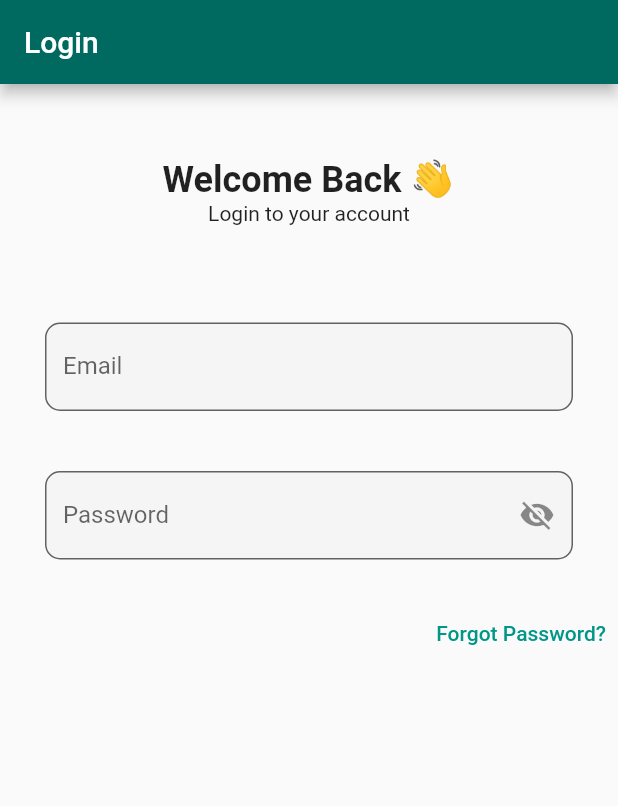
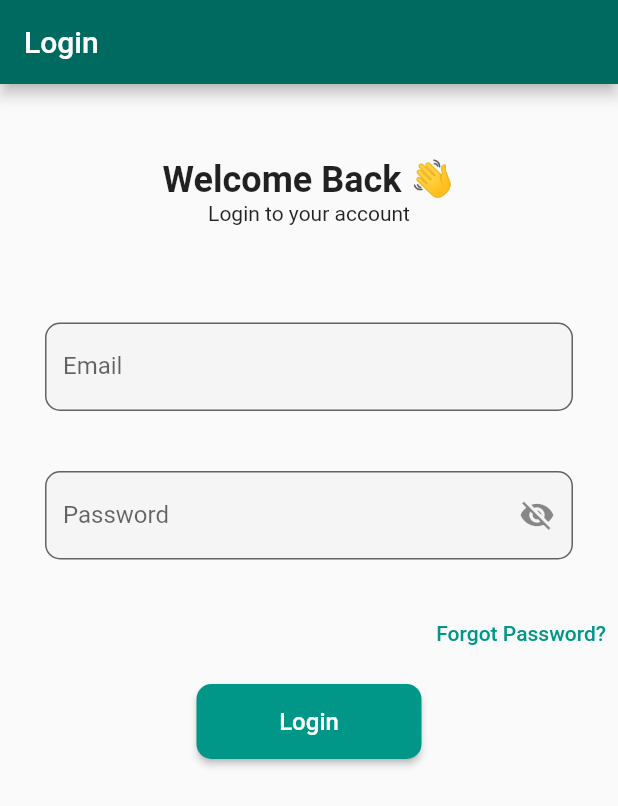
Before and after one commit to SabaFadhl/flutter-shop, a Flutter app: the screen it shows after launch, on a phone screen of 412 x 824 dp. Shown: the top 806 px of the screen. Run offline on Flutter 3.47's test engine with Material 3 defaults, Android fonts, the phone set to English and light mode, and no system bars.

Commit message:
feat: login button

```diff
--- a/lib/core/views/screens/login.dart
+++ b/lib/core/views/screens/login.dart
@@ -23,15 +23,15 @@ class _LoginScreenState extends State<LoginScreen> {
               style: TextStyle(fontSize: 24, fontWeight: FontWeight.bold),
             ),
           ),
-          Center(
-            child: Text(
-              "Login to your account",
-            ),
+          Center(child: Text("Login to your account")),
+          SizedBox(height: 50),
+          AppTextformfield(label: 'Email'),
+          SizedBox(height: 10),
+          AppTextformfield(
+            label: 'Password',
+            isPassword: true,
+            icon: Icon(Icons.visibility_off),
           ),
-          SizedBox(height: 50),
-          AppTextformfield(label: 'Email',),
-          SizedBox(height: 10),
-          AppTextformfield(label: 'Password',isPassword: true,icon: Icon(Icons.visibility_off),),
           SizedBox(height: 10),
           Align(
             alignment: Alignment.centerRight,
@@ -43,7 +43,25 @@ class _LoginScreenState extends State<LoginScreen> {
               ),
             ),
           ),
+          const SizedBox(height: 10),
 
+          SizedBox(
+            width: 150,
+            height: 50,
+            child: ElevatedButton(
+              onPressed: () {},
+              style: ElevatedButton.styleFrom(
+                backgroundColor: Colors.teal,
+                shape: RoundedRectangleBorder(
+                  borderRadius: BorderRadius.circular(10),
+                ),
+              ),
+              child: const Text(
+                "Login",
+                style: TextStyle(fontSize: 16, color: Colors.white),
+              ),
+            ),
+          ),
         ],
       ),
     );
```
